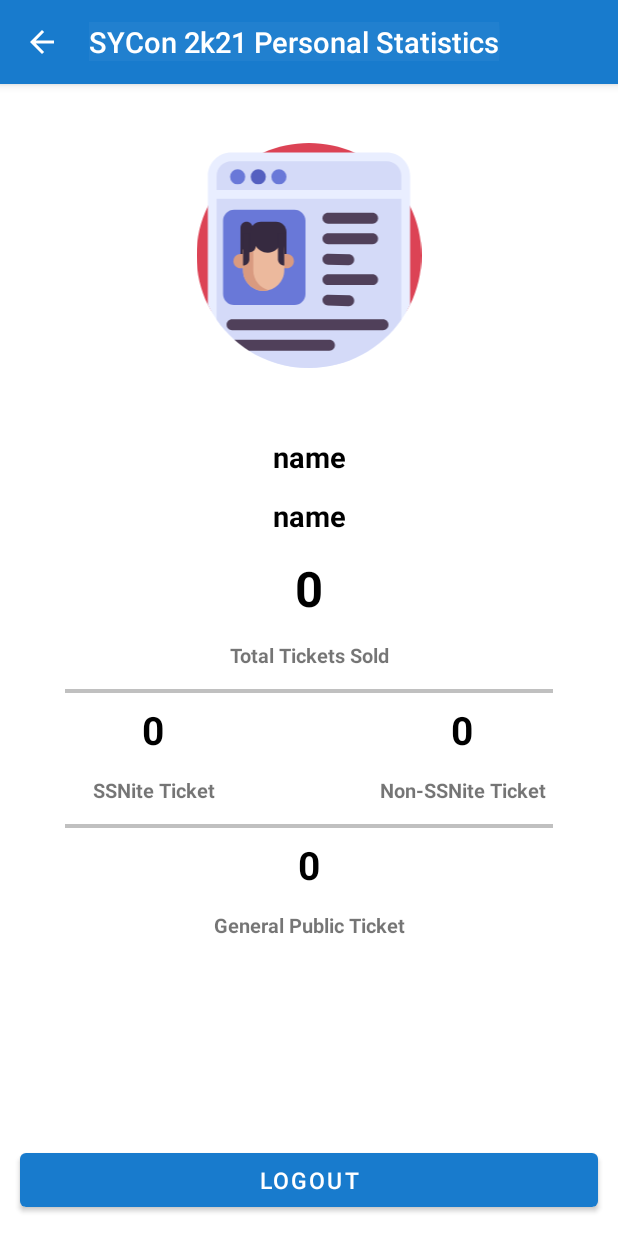
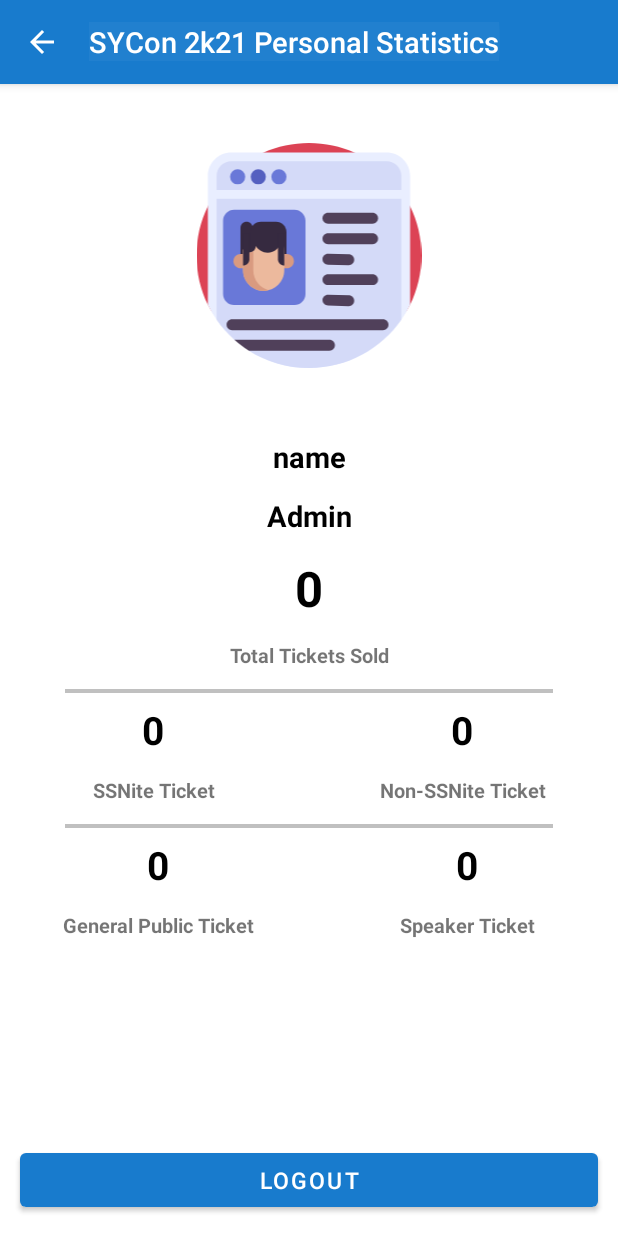
Before and after one commit to Gokhulnath/SYConTicketing2k21, an Android app: the layout activity_personal.xml on its own in the app's theme, with its tools: preview values and no code run, on a phone screen of 412 x 824 dp. Run offline under Robolectric (Android 15) with nearby library versions, the phone set to English and light mode, and no system bars.

Commit message:
OC ticketing details list done

```diff
--- a/app/src/main/res/layout/activity_menu.xml
+++ b/app/src/main/res/layout/activity_menu.xml
@@ -69,7 +69,7 @@
                 android:layout_height="@dimen/_100sdp"
                 android:layout_margin="@dimen/_15sdp"
                 android:layout_weight="1"
-                android:text="Personal\nSales"
+                android:text="Total\nSummary"
                 android:textSize="@dimen/_15ssp"
                 android:background="@drawable/button_theme"
                 android:drawableTop="@drawable/ic_abacus"
--- a/app/src/main/res/layout/activity_personal.xml
+++ b/app/src/main/res/layout/activity_personal.xml
@@ -89,7 +89,7 @@
                 android:layout_height="wrap_content"
                 android:gravity="center"
                 android:padding="@dimen/_5sdp"
-                android:text="name"
+                android:text="Admin"
                 android:textColor="@color/black"
                 android:textSize="@dimen/_15ssp"
                 android:textStyle="bold" />
@@ -186,12 +186,29 @@
                 </LinearLayout>
             </LinearLayout>
 
+
+
+
             <View
                 android:layout_width="@dimen/_250sdp"
                 android:layout_height="@dimen/_2sdp"
                 android:layout_gravity="center"
                 android:layout_marginTop="@dimen/_5sdp"
                 android:background="#c0c0c0" />
+
+            <LinearLayout
+                android:layout_width="match_parent"
+                android:layout_height="wrap_content"
+                android:gravity="center"
+                android:orientation="horizontal">
+
+                <LinearLayout
+                    android:layout_width="wrap_content"
+                    android:layout_height="wrap_content"
+                    android:layout_gravity="center"
+                    android:layout_weight="1"
+                    android:orientation="vertical"
+                    >
 
                     <TextView
                         android:id="@+id/generalTV"
@@ -212,6 +229,39 @@
                         android:text="General Public Ticket"
                         android:textSize="@dimen/_10ssp"
                         android:textStyle="bold" />
+                </LinearLayout>
+
+                <LinearLayout
+                    android:layout_width="wrap_content"
+                    android:layout_height="wrap_content"
+                    android:layout_gravity="center"
+                    android:layout_weight="1"
+                    android:orientation="vertical"
+                    android:paddingHorizontal="@dimen/_10sdp">
+
+                    <TextView
+                        android:id="@+id/speakerTV"
+                        android:layout_width="match_parent"
+                        android:layout_height="wrap_content"
+                        android:gravity="center"
+                        android:padding="@dimen/_5sdp"
+                        android:text="0"
+                        android:textColor="@color/black"
+                        android:textSize="@dimen/_20ssp"
+                        android:textStyle="bold" />
+
+                    <TextView
+                        android:layout_width="match_parent"
+                        android:layout_height="wrap_content"
+                        android:gravity="center"
+                        android:padding="@dimen/_5sdp"
+                        android:text="Speaker Ticket"
+                        android:textSize="@dimen/_10ssp"
+                        android:textStyle="bold" />
+                </LinearLayout>
+            </LinearLayout>
+
+
 
         </LinearLayout>
 
```
Also changed, not shown: app/src/main/java/ssn/sycon/ticketing/PersonalActivity.java (+49 -41 lines). Lines whose indentation alone changed are shown as unchanged.
